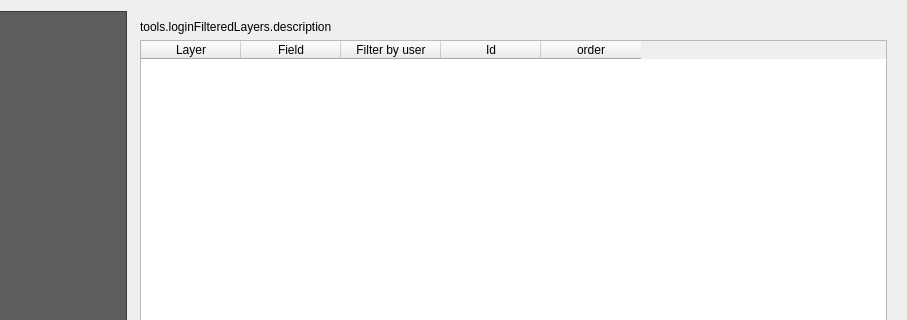
Qt form ui_lizmap.ui (3liz/lizmap-plugin) before a commit; both pictures show x 140 to 1047 and y 0 to 320 of the 1047 by 970 pixel window.
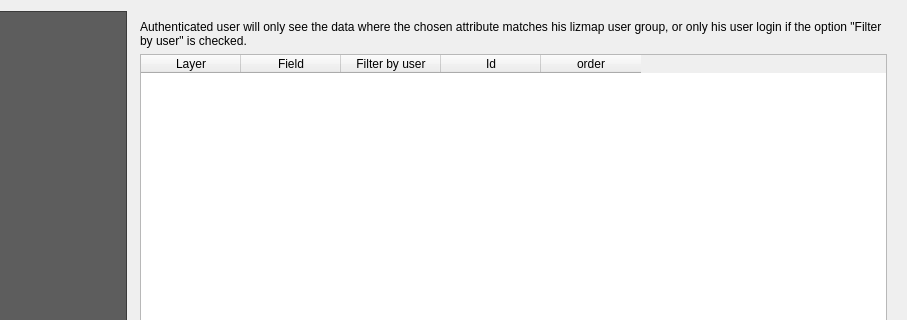
The same form after that commit. The open tabs and pages were chosen to show the change. Icons and pictures are not drawn. Custom widgets are drawn as their Qt base class.

Commit message: remove legacy translation

The edit to the form file:
```diff
--- a/ui_lizmap.ui
+++ b/ui_lizmap.ui
@@ -3257,7 +3257,7 @@
                <item>
                 <widget class="QLabel" name="label_22">
                  <property name="text">
-                  <string>tools.loginFilteredLayers.description</string>
+                  <string>Authenticated user will only see the data where the chosen attribute matches his lizmap user group, or only his user login if the option &quot;Filter by user&quot; is checked.</string>
                  </property>
                  <property name="wordWrap">
                   <bool>true</bool>
```
